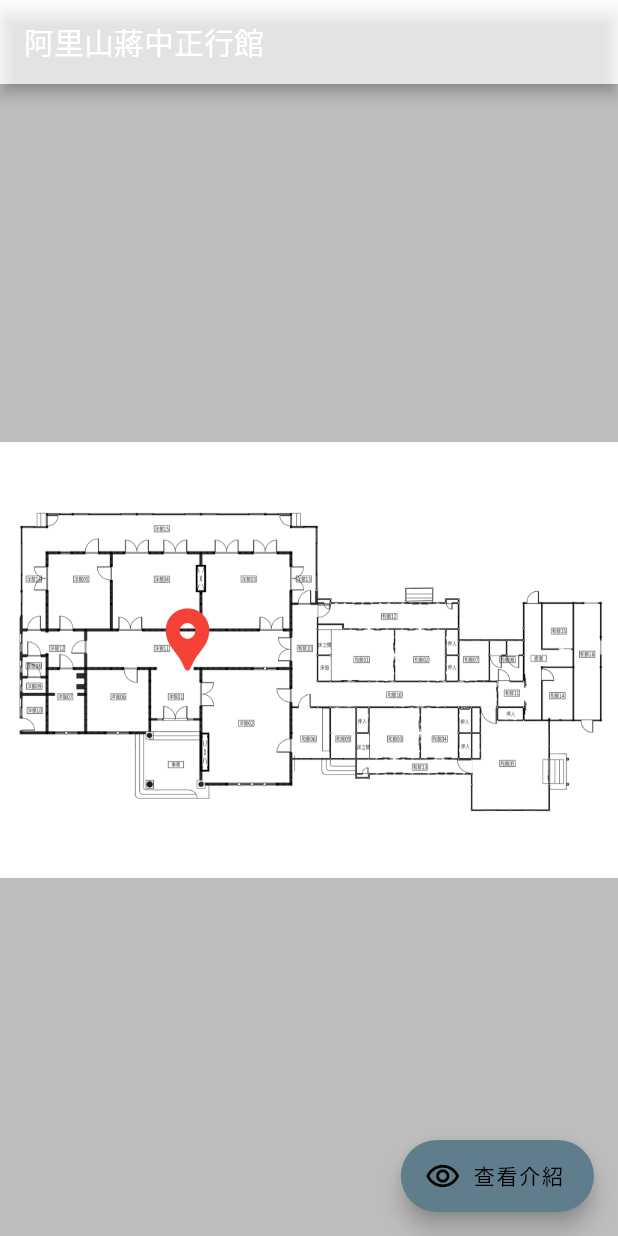
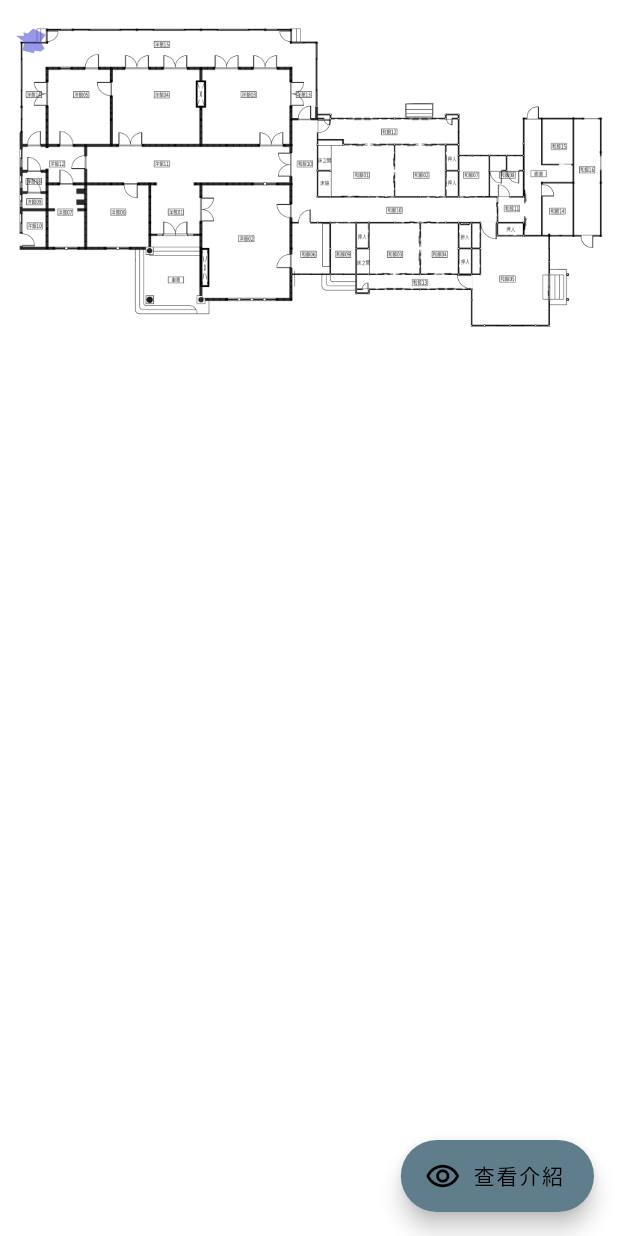
Before and after one commit to Yunitrish006006/ali_mount_project, a Flutter app: the screen it shows after launch, on a phone screen of 412 x 824 dp. Run offline on Flutter 3.47's test engine with Material 2 defaults, Android fonts, the light colour scheme and no system bars.

Commit message:
設定更新

```diff
--- /dev/null
+++ b/key_add_cmd.txt
@@ -0,0 +1 @@
+  keytool -genkey -v -keystore 123.keystore -storetype PKCS12 -keyalg RSA -keysize 2048 -validity 10000 -alias key
--- /dev/null
+++ b/lib/ImageMap.dart
@@ -0,0 +1,53 @@
+import 'package:flutter/material.dart';
+
+import 'ImageMapPainter.dart';
+
+class ImageMap extends StatefulWidget {
+  final String imagePath;
+  final List<Path> regions;
+  final List<Color> regionColors;
+  final void Function(int) onTap;
+  final Size imageSize;
+  final bool isDebug;
+  ImageMap(
+      {Key? key,
+        required this.imagePath,
+        required this.imageSize,
+        required this.onTap,
+        required this.regions,
+        required this.regionColors,
+        this.isDebug = false})
+      : super(key: key);
+
+  @override
+  State<StatefulWidget> createState() {
+    return ImageMapState();
+  }
+}
+
+class ImageMapState extends State<ImageMap> {
+  @override
+  Widget build(BuildContext context) {
+    return GestureDetector(
+        onTapDown: (details) {
+          RenderBox b = context.findRenderObject() as RenderBox;
+          Offset locPos = details.localPosition;
+          double widthMul = widget.imageSize.width / b.size.width;
+          double heightMul = widget.imageSize.height / b.size.height;
+          Offset rawPos = Offset(locPos.dx * widthMul, locPos.dy * heightMul);
+          for (int i = 0; i < widget.regions.length; i++) {
+            if (widget.regions[i].contains(rawPos)) {
+              widget.onTap(i);
+              return;
+            }
+          }
+        },
+        child: CustomPaint(
+            child: Image.asset(widget.imagePath),
+            foregroundPainter: ImageMapPainter(
+                shapes: widget.regions,
+                colors: widget.regionColors,
+                rawSize: widget.imageSize,
+                debug: widget.isDebug)));
+  }
+}
--- /dev/null
+++ b/lib/ImageMapPainter.dart
@@ -0,0 +1,64 @@
+import 'package:flutter/material.dart';
+
+class ImageMapPainter extends CustomPainter {
+  final List<Path> shapes;
+  final List<Paint> _paint = [];
+  final List<Color> colors;
+  final Paint blackPaint = Paint()
+    ..color = Color.fromRGBO(255, 0, 0, 1)
+    ..strokeWidth = 5;
+  final Size rawSize;
+
+  bool debug;
+
+  ImageMapPainter(
+      {required this.shapes,
+        required this.colors,
+        required this.rawSize,
+        this.debug = false}) {
+    for (Color c in this.colors) {
+      Paint p = Paint();
+      p.color = c;
+      _paint.add(p);
+    }
+  }
+
+  @override
+  void paint(Canvas canvas, Size size) {
+    //print("Paint size $size");
+    double hScale = size.height / rawSize.height;
+    double wScale = size.width / rawSize.width;
+
+    double scale;
+    double fitOffsetX = 0.0, fitOffsetY = 0.0;
+    if ((wScale - 1.0).abs() > (hScale - 1.0).abs()) {
+      scale = wScale;
+      fitOffsetY = (size.height - this.rawSize.height * scale) / 2;
+    } else {
+      scale = hScale;
+      fitOffsetX = (size.width - this.rawSize.width * scale) / 2;
+    }
+
+    if (debug == true) {
+      canvas.drawLine(Offset(0.0, 0.0), Offset(size.width, 0.0), blackPaint);
+      canvas.drawLine(Offset(0.0, 0.0), Offset(0.0, size.height), blackPaint);
+
+      canvas.drawLine(
+          Offset(size.width, 0.0), Offset(size.width, size.height), blackPaint);
+      canvas.drawLine(Offset(0.0, size.height), Offset(size.width, size.height),
+          blackPaint);
+    }
+
+    canvas.translate(fitOffsetX, fitOffsetY);
+    canvas.scale(scale);
+
+    for (int i = 0; i < shapes.length; i++) {
+      canvas.drawPath(shapes[i], _paint[i]);
+    }
+  }
+
+  @override
+  bool shouldRepaint(CustomPainter oldDelegate) {
+    return oldDelegate != this;
+  }
+}
--- a/lib/main.dart
+++ b/lib/main.dart
@@ -1,5 +1,5 @@
+import 'package:ali_mount_project/ImageMap.dart';
 import 'package:flutter/material.dart';
-
 void main() {
   runApp(const MyApp());
 }
@@ -29,23 +29,46 @@ class LoadPageState extends State<LoadPage> {
 
   @override
   Widget build(BuildContext context) {
+    const List<List<Offset>> points = [
+      [
+        Offset(178, 152),
+        Offset(148, 179),
+        Offset(125, 173),
+        Offset(129, 191),
+        Offset(87, 191),
+        Offset(130, 226),
+        Offset(121, 270),
+        Offset(182, 285),
+        Offset(185, 272),
+        Offset(219, 276),
+        Offset(239, 260),
+        Offset(218, 225),
+        Offset(245, 186),
+      ]
+    ];
+    final List<Path> polygonRegions = points.map((e) {
+      Path p = Path();
+      p.addPolygon(e, true);
+      return p;
+    }).toList();
+    final List<Color> colors = List.generate(points.length, (index) => const Color.fromRGBO(50, 50, 200, 0.5));
+
     return Scaffold(
         backgroundColor: darkTheme ? null : Colors.white,
-        appBar: AppBar (
-          title: const Text("阿里山蔣中正行館"),
-          backgroundColor: Colors.white60,
-          centerTitle: false,
-        ),
         body: Container (
             color: Colors.black26,
-            child:InteractiveImage(items: [
-              InteractiveImageItem(
-                imagePath: 'assets/east/01.jpg',
-                title: '洋館 01 主玄關',
-                subtitle: '由於日本傳統文化中階級分明，因此該玄關於日治時期功能為提供重要貴賓直接出入，服務人員並不會由此出入。',
-                position: Offset(100, 345),
-              ),
-            ],)
+            child:ImageMap(
+              imagePath: 'assets/map.png',
+              imageSize: const Size(3309, 1861),
+              onTap: (i) {
+                colors[i] = colors[i] == Color.fromRGBO(50, 50, 200, 0.5)
+                    ? Color.fromRGBO(50, 200, 50, 0.5)
+                    : Color.fromRGBO(50, 50, 200, 0.5);
+                print(i);
+              setState(() {}); },
+              regions: polygonRegions,
+              regionColors: colors,
+            )
         ),
         floatingActionButton: FloatingActionButton.extended(
           onPressed: () {
```
Also changed, not shown: lib/v1.dart (deleted, +0 -109 lines), lib/v2.dart (deleted, +0 -125 lines), assets/map.png, 2 other files.
